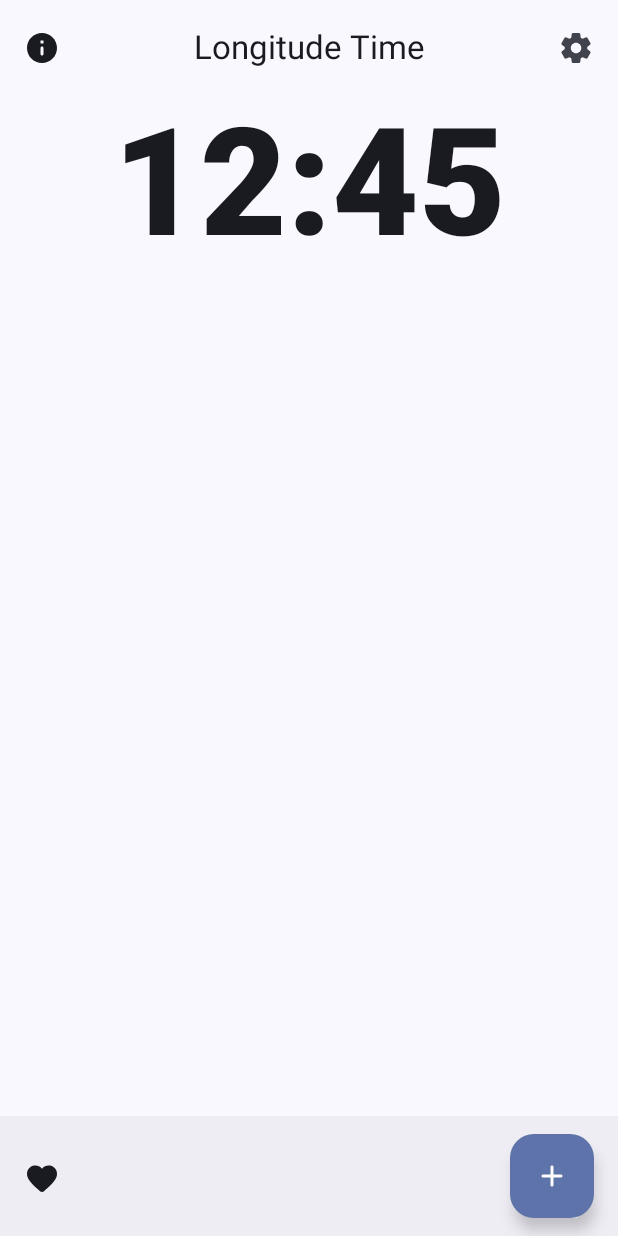
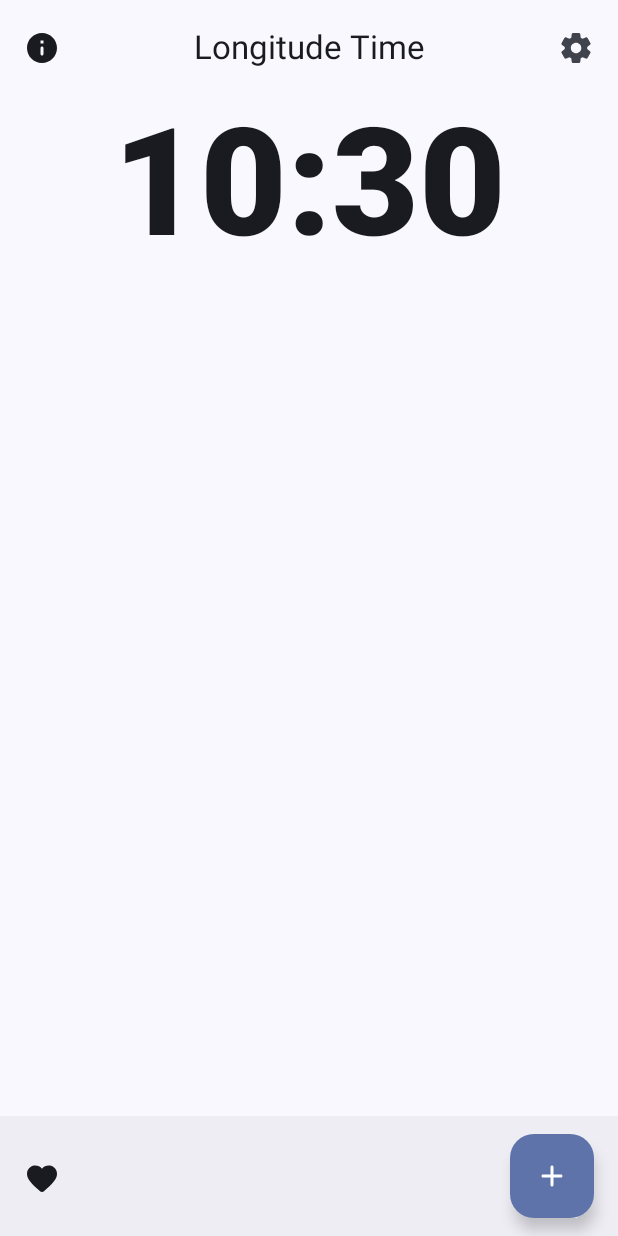
Before and after one commit to TuritoYuenan/Longclock-Python, an Android app built with Jetpack Compose: the screen it shows after launch (MainActivity), on a phone screen of 412 x 824 dp. Run offline under Robolectric (Android 15) with nearby library versions, the light colour scheme and no system bars.

Commit message:
Updates - Extract Clock UI - Modify status bar color

```diff
--- /dev/null
+++ b/app/src/main/java/vn/turito/longitime/ClockView.kt
@@ -0,0 +1,36 @@
+package vn.turito.longitime
+
+import android.os.Build
+import androidx.annotation.RequiresApi
+import androidx.compose.foundation.layout.Column
+import androidx.compose.foundation.layout.PaddingValues
+import androidx.compose.foundation.layout.fillMaxWidth
+import androidx.compose.foundation.layout.padding
+import androidx.compose.material3.MaterialTheme
+import androidx.compose.material3.Text
+import androidx.compose.runtime.Composable
+import androidx.compose.ui.Modifier
+import androidx.compose.ui.text.TextStyle
+import androidx.compose.ui.text.font.FontWeight
+import androidx.compose.ui.text.style.TextAlign
+import androidx.compose.ui.unit.sp
+import java.time.LocalDateTime
+import java.time.format.DateTimeFormatter
+
+@RequiresApi(Build.VERSION_CODES.O)
+@Composable
+fun ClockView(pad: PaddingValues) = Column(Modifier.padding(pad)) {
+	val clock = LocalDateTime.now()
+	val clockFormat = DateTimeFormatter.ofPattern("HH:mm")
+
+	Text(
+		clock.format(clockFormat),
+		Modifier.fillMaxWidth(),
+		textAlign = TextAlign.Center,
+		style = TextStyle(
+			color = MaterialTheme.colorScheme.onBackground,
+			fontWeight = FontWeight.Black,
+			fontSize = 100.sp,
+		)
+	)
+}
--- a/app/src/main/java/vn/turito/longitime/MainActivity.kt
+++ b/app/src/main/java/vn/turito/longitime/MainActivity.kt
@@ -1,32 +1,26 @@
 package vn.turito.longitime
 
+import android.os.Build
 import android.os.Bundle
 import androidx.activity.ComponentActivity
 import androidx.activity.compose.setContent
-import androidx.compose.foundation.layout.Column
-import androidx.compose.foundation.layout.fillMaxWidth
-import androidx.compose.foundation.layout.padding
-import androidx.compose.material3.MaterialTheme
+import androidx.annotation.RequiresApi
 import androidx.compose.material3.Scaffold
-import androidx.compose.material3.Text
 import androidx.compose.runtime.Composable
-import androidx.compose.ui.Modifier
-import androidx.compose.ui.text.TextStyle
-import androidx.compose.ui.text.font.FontWeight
-import androidx.compose.ui.text.style.TextAlign
 import androidx.compose.ui.tooling.preview.Preview
-import androidx.compose.ui.unit.sp
 import vn.turito.longitime.components.LTimeBottomBar
 import vn.turito.longitime.components.LTimeTopBar
 import vn.turito.longitime.theme.LTimeTheme
 
 class MainActivity : ComponentActivity() {
+	@RequiresApi(Build.VERSION_CODES.O)
 	override fun onCreate(savedInstanceState: Bundle?) {
 		super.onCreate(savedInstanceState)
 		setContent { LongitimeApp() }
 	}
 }
 
+@RequiresApi(Build.VERSION_CODES.O)
 @Preview(showBackground = true)
 @Composable
 fun LongitimeApp(): Unit = LTimeTheme {
@@ -34,17 +28,6 @@ fun LongitimeApp(): Unit = LTimeTheme {
 		topBar = { LTimeTopBar() },
 		bottomBar = { LTimeBottomBar() }
 	) { paddingValues ->
-		Column(Modifier.padding(paddingValues)) {
-			Text(
-				"12:45",
-				Modifier.fillMaxWidth(),
-				textAlign = TextAlign.Center,
-				style = TextStyle(
-					color = MaterialTheme.colorScheme.onBackground,
-					fontWeight = FontWeight.Black,
-					fontSize = 100.sp,
-				)
-			)
-		}
+		ClockView(paddingValues)
 	}
 }
--- a/app/src/main/java/vn/turito/longitime/theme/Theme.kt
+++ b/app/src/main/java/vn/turito/longitime/theme/Theme.kt
@@ -95,9 +95,9 @@ fun LTimeTheme(
 	val view = LocalView.current
 	if (!view.isInEditMode) SideEffect {
 		val window = (view.context as Activity).window
-		window.statusBarColor = colorScheme.primary.toArgb()
+		window.statusBarColor = colorScheme.background.toArgb()
 		WindowCompat.getInsetsController(window, view)
-			.isAppearanceLightStatusBars = darkTheme
+			.isAppearanceLightStatusBars = !darkTheme
 	}
 
 	MaterialTheme(content = content, colorScheme = colorScheme)
```
